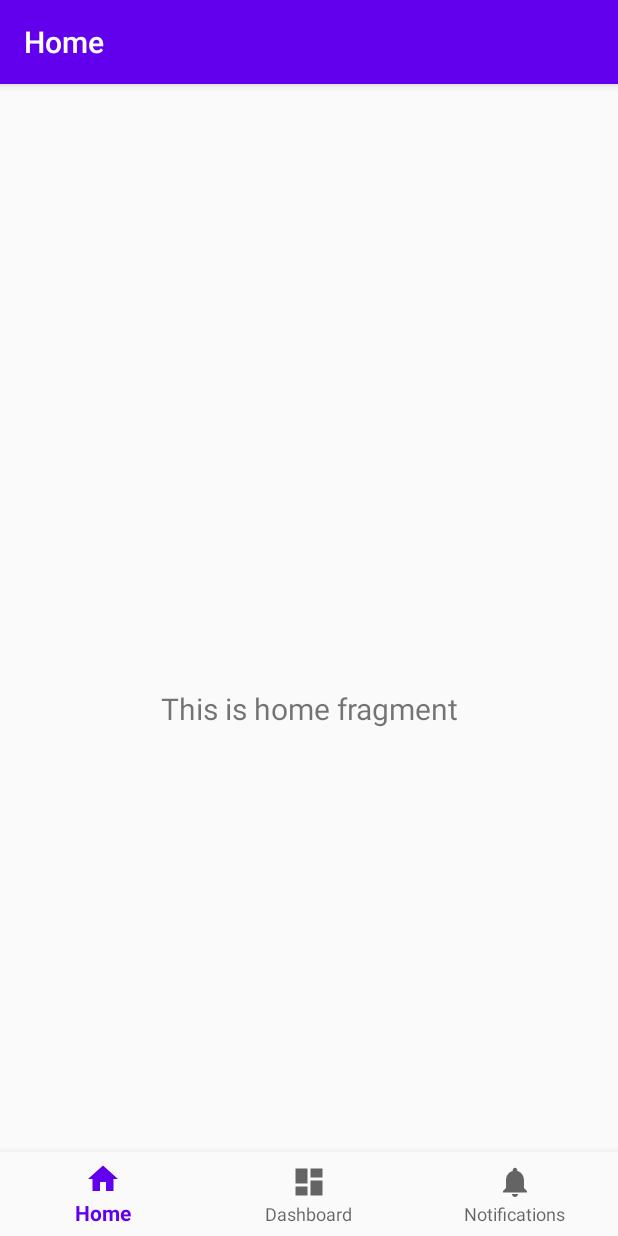
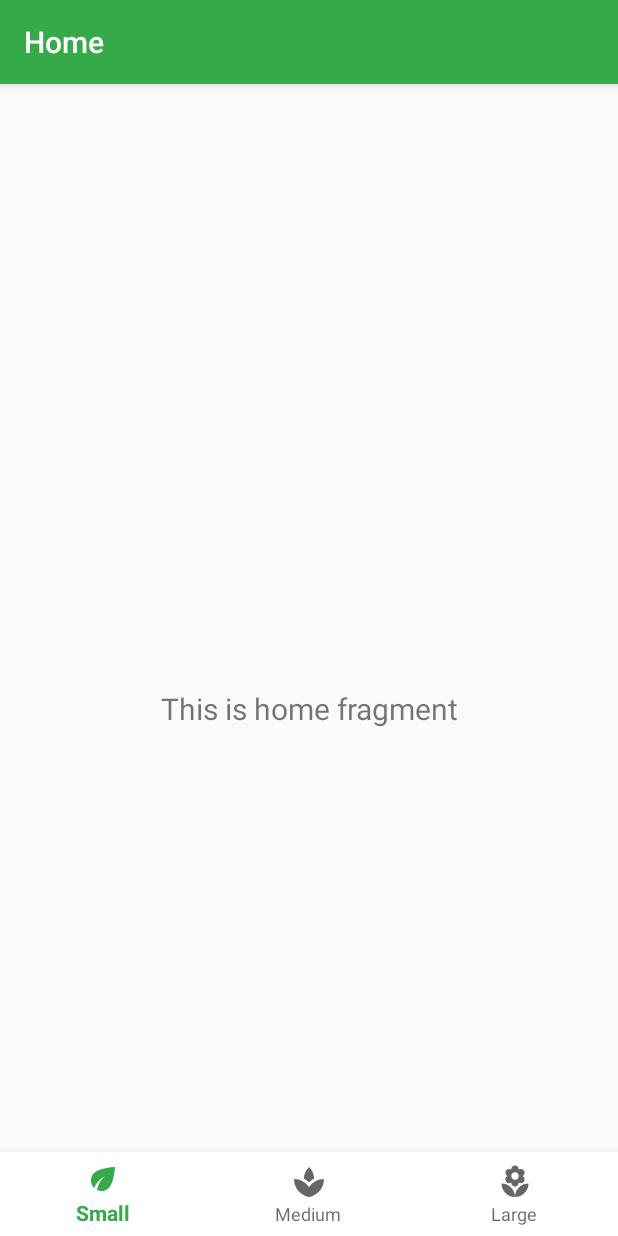
Before and after one commit to dishap22/Perpendicrop, an Android app: the screen it shows after launch (MainActivity), on a phone screen of 412 x 824 dp. Run offline under Robolectric (Android 15) with nearby library versions, the phone set to English and light mode, and no system bars; our stand-ins replace navigation-ui.

Commit message:
Updated Bottom Navbar

```diff
--- /dev/null
+++ b/app/src/main/res/drawable/ic_large.xml
@@ -0,0 +1,5 @@
+<vector android:height="24dp" android:tint="#34AA49"
+    android:viewportHeight="24" android:viewportWidth="24"
+    android:width="24dp" xmlns:android="http://schemas.android.com/apk/res/android">
+    <path android:fillColor="@android:color/white" android:pathData="M12,22c4.97,0 9,-4.03 9,-9 -4.97,0 -9,4.03 -9,9zM5.6,10.25c0,1.38 1.12,2.5 2.5,2.5 0.53,0 1.01,-0.16 1.42,-0.44l-0.02,0.19c0,1.38 1.12,2.5 2.5,2.5s2.5,-1.12 2.5,-2.5l-0.02,-0.19c0.4,0.28 0.89,0.44 1.42,0.44 1.38,0 2.5,-1.12 2.5,-2.5 0,-1 -0.59,-1.85 -1.43,-2.25 0.84,-0.4 1.43,-1.25 1.43,-2.25 0,-1.38 -1.12,-2.5 -2.5,-2.5 -0.53,0 -1.01,0.16 -1.42,0.44l0.02,-0.19C14.5,2.12 13.38,1 12,1S9.5,2.12 9.5,3.5l0.02,0.19c-0.4,-0.28 -0.89,-0.44 -1.42,-0.44 -1.38,0 -2.5,1.12 -2.5,2.5 0,1 0.59,1.85 1.43,2.25 -0.84,0.4 -1.43,1.25 -1.43,2.25zM12,5.5c1.38,0 2.5,1.12 2.5,2.5s-1.12,2.5 -2.5,2.5S9.5,9.38 9.5,8s1.12,-2.5 2.5,-2.5zM3,13c0,4.97 4.03,9 9,9 0,-4.97 -4.03,-9 -9,-9z"/>
+</vector>
--- /dev/null
+++ b/app/src/main/res/drawable/ic_medium.xml
@@ -0,0 +1,6 @@
+<vector android:height="24dp" android:tint="#34AA49"
+    android:viewportHeight="24" android:viewportWidth="24"
+    android:width="24dp" xmlns:android="http://schemas.android.com/apk/res/android">
+    <path android:fillColor="@android:color/white" android:pathData="M8.55,12c-1.07,-0.71 -2.25,-1.27 -3.53,-1.61 1.28,0.34 2.46,0.9 3.53,1.61zM18.98,10.39c-1.29,0.34 -2.49,0.91 -3.57,1.64 1.08,-0.73 2.28,-1.3 3.57,-1.64z"/>
+    <path android:fillColor="@android:color/white" android:pathData="M15.49,9.63c-0.18,-2.79 -1.31,-5.51 -3.43,-7.63 -2.14,2.14 -3.32,4.86 -3.55,7.63 1.28,0.68 2.46,1.56 3.49,2.63 1.03,-1.06 2.21,-1.94 3.49,-2.63zM8.99,12.28c-0.14,-0.1 -0.3,-0.19 -0.45,-0.29 0.15,0.11 0.31,0.19 0.45,0.29zM15.41,12.03c-0.13,0.09 -0.27,0.16 -0.4,0.26 0.13,-0.1 0.27,-0.17 0.4,-0.26zM12,15.45C9.85,12.17 6.18,10 2,10c0,5.32 3.36,9.82 8.03,11.49 0.63,0.23 1.29,0.4 1.97,0.51 0.68,-0.12 1.33,-0.29 1.97,-0.51C18.64,19.82 22,15.32 22,10c-4.18,0 -7.85,2.17 -10,5.45z"/>
+</vector>
--- /dev/null
+++ b/app/src/main/res/drawable/ic_small.xml
@@ -0,0 +1,5 @@
+<vector android:height="24dp" android:tint="#34AA49"
+    android:viewportHeight="24" android:viewportWidth="24"
+    android:width="24dp" xmlns:android="http://schemas.android.com/apk/res/android">
+    <path android:fillColor="@android:color/white" android:pathData="M6.05,8.05c-2.73,2.73 -2.73,7.15 -0.02,9.88c1.47,-3.4 4.09,-6.24 7.36,-7.93c-2.77,2.34 -4.71,5.61 -5.39,9.32c2.6,1.23 5.8,0.78 7.95,-1.37C19.43,14.47 20,4 20,4S9.53,4.57 6.05,8.05z"/>
+</vector>
--- a/app/src/main/res/layout/activity_main.xml
+++ b/app/src/main/res/layout/activity_main.xml
@@ -10,13 +10,11 @@
         android:id="@+id/nav_view"
         android:layout_width="0dp"
         android:layout_height="wrap_content"
-        android:layout_marginStart="0dp"
-        android:layout_marginEnd="0dp"
-        android:background="?android:attr/windowBackground"
+        android:background="#FFFFFF"
         app:layout_constraintBottom_toBottomOf="parent"
         app:layout_constraintLeft_toLeftOf="parent"
         app:layout_constraintRight_toRightOf="parent"
-        app:menu="@menu/bottom_nav_menu" />
+        app:menu="@menu/size_navbar" />
 
     <fragment
         android:id="@+id/nav_host_fragment"
@@ -25,9 +23,11 @@
         android:layout_height="match_parent"
         app:defaultNavHost="true"
         app:layout_constraintBottom_toTopOf="@id/nav_view"
+        app:layout_constraintHorizontal_bias="0.0"
         app:layout_constraintLeft_toLeftOf="parent"
         app:layout_constraintRight_toRightOf="parent"
         app:layout_constraintTop_toTopOf="parent"
+        app:layout_constraintVertical_bias="0.0"
         app:navGraph="@navigation/mobile_navigation" />
 
 </androidx.constraintlayout.widget.ConstraintLayout>
--- /dev/null
+++ b/app/src/main/res/menu/size_navbar.xml
@@ -0,0 +1,20 @@
+<?xml version="1.0" encoding="utf-8"?>
+<menu xmlns:android="http://schemas.android.com/apk/res/android">
+    <item
+        android:id="@+id/navigation_small"
+        android:icon="@drawable/ic_small"
+        android:title="@string/title_small" />
+
+    <item
+        android:id="@+id/navigation_medium"
+        android:icon="@drawable/ic_medium"
+        android:title="@string/title_medium" />
+
+    <item
+        android:id="@+id/navigation_large"
+        android:icon="@drawable/ic_large"
+        android:title="@string/title_large" />
+
+
+
+</menu>
--- a/app/src/main/res/values/colors.xml
+++ b/app/src/main/res/values/colors.xml
@@ -1,6 +1,6 @@
 <?xml version="1.0" encoding="utf-8"?>
 <resources>
-    <color name="colorPrimary">#6200EE</color>
+    <color name="colorPrimary">#34AA49</color>
     <color name="colorPrimaryDark">#3700B3</color>
     <color name="colorAccent">#03DAC5</color>
 </resources>
--- a/app/src/main/res/values/strings.xml
+++ b/app/src/main/res/values/strings.xml
@@ -3,4 +3,7 @@
     <string name="title_home">Home</string>
     <string name="title_dashboard">Dashboard</string>
     <string name="title_notifications">Notifications</string>
+    <string name="title_small">Small</string>
+    <string name="title_medium">Medium</string>
+    <string name="title_large">Large</string>
 </resources>
```
